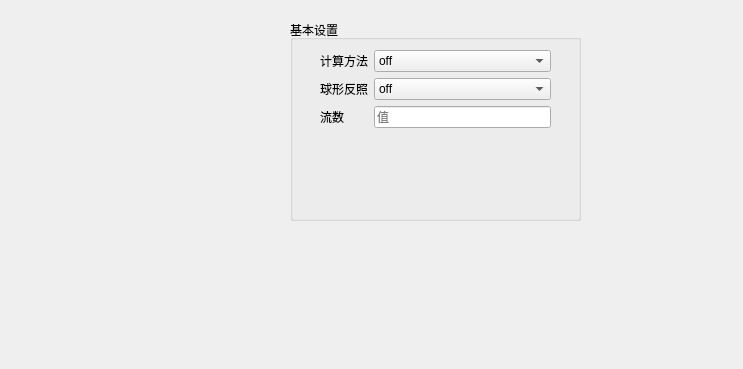
The window that GUI/transmodelpage.ui (code-arter/radiometer-GUI) describes before a commit, drawn with Qt 5.
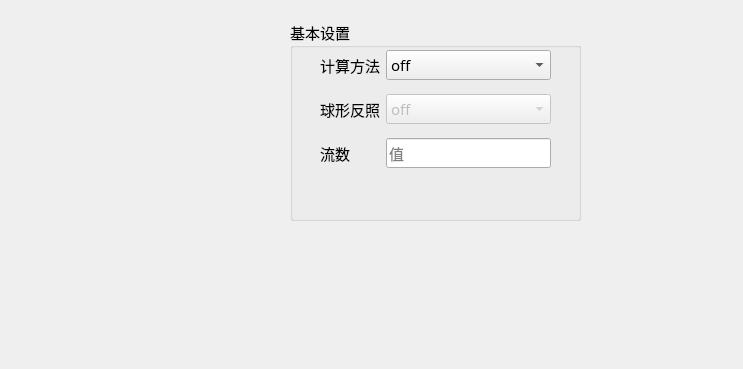
The same window after the commit.

```diff
--- a/GUI/transmodelpage.ui
+++ b/GUI/transmodelpage.ui
@@ -22,6 +22,12 @@
      <height>201</height>
     </rect>
    </property>
+   <property name="font">
+    <font>
+     <family>宋体</family>
+     <pointsize>11</pointsize>
+    </font>
+   </property>
    <property name="title">
     <string>基本设置</string>
    </property>
@@ -31,12 +37,24 @@
       <x>30</x>
       <y>30</y>
       <width>231</width>
-      <height>92</height>
+      <height>121</height>
      </rect>
     </property>
     <layout class="QFormLayout" name="formLayout">
+     <property name="horizontalSpacing">
+      <number>6</number>
+     </property>
+     <property name="verticalSpacing">
+      <number>14</number>
+     </property>
      <item row="0" column="1">
       <widget class="QComboBox" name="comboBox">
+       <property name="font">
+        <font>
+         <family>宋体</family>
+         <pointsize>11</pointsize>
+        </font>
+       </property>
        <property name="option_name" stdset="0">
         <string>rte_solver</string>
        </property>
@@ -79,20 +97,25 @@
      </item>
      <item row="1" column="0">
       <widget class="QLabel" name="label">
+       <property name="font">
+        <font>
+         <family>宋体</family>
+         <pointsize>11</pointsize>
+        </font>
+       </property>
        <property name="text">
         <string>球形反照</string>
        </property>
       </widget>
      </item>
-     <item row="2" column="0">
-      <widget class="QLabel" name="label_2">
-       <property name="text">
-        <string>流数</string>
-       </property>
-      </widget>
-     </item>
      <item row="2" column="1">
       <widget class="QLineEdit" name="lineEdit_2">
+       <property name="font">
+        <font>
+         <family>宋体</family>
+         <pointsize>11</pointsize>
+        </font>
+       </property>
        <property name="placeholderText">
         <string>值</string>
        </property>
@@ -103,6 +126,12 @@
      </item>
      <item row="0" column="0">
       <widget class="QLabel" name="label_3">
+       <property name="font">
+        <font>
+         <family>宋体</family>
+         <pointsize>11</pointsize>
+        </font>
+       </property>
        <property name="text">
         <string>计算方法</string>
        </property>
@@ -110,6 +139,18 @@
      </item>
      <item row="1" column="1">
       <widget class="QComboBox" name="comboBox_2">
+       <property name="enabled">
+        <bool>false</bool>
+       </property>
+       <property name="font">
+        <font>
+         <family>宋体</family>
+         <pointsize>11</pointsize>
+        </font>
+       </property>
+       <property name="editable">
+        <bool>false</bool>
+       </property>
        <property name="option_name" stdset="0">
         <string>disort_spherical_albedo</string>
        </property>
@@ -125,6 +166,19 @@
        </item>
       </widget>
      </item>
+     <item row="2" column="0">
+      <widget class="QLabel" name="label_2">
+       <property name="font">
+        <font>
+         <family>宋体</family>
+         <pointsize>11</pointsize>
+        </font>
+       </property>
+       <property name="text">
+        <string>流数</string>
+       </property>
+      </widget>
+     </item>
     </layout>
    </widget>
   </widget>
```
